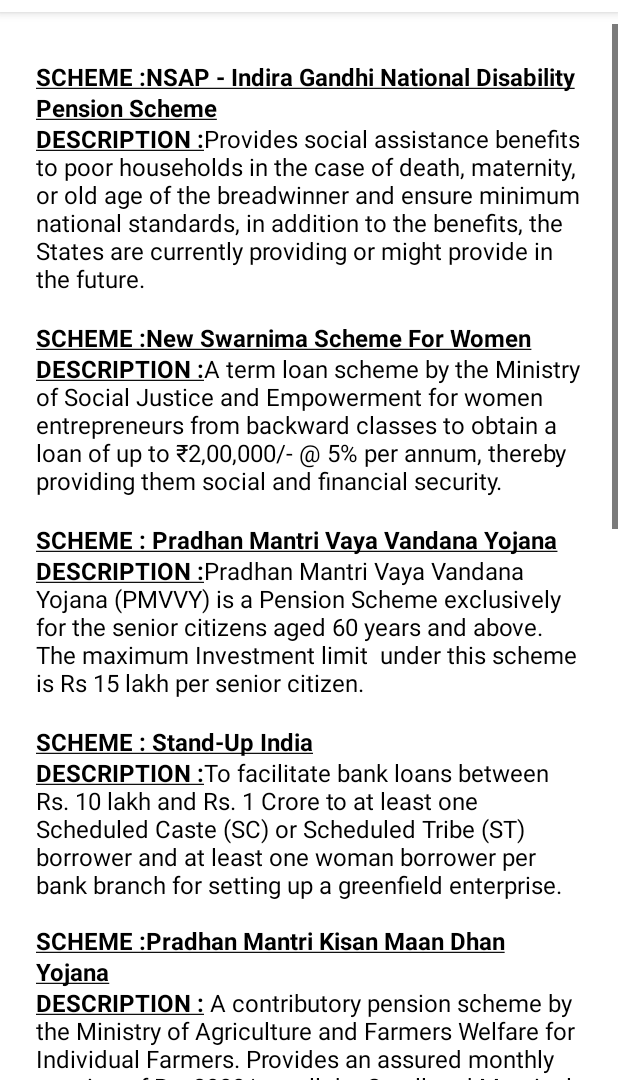
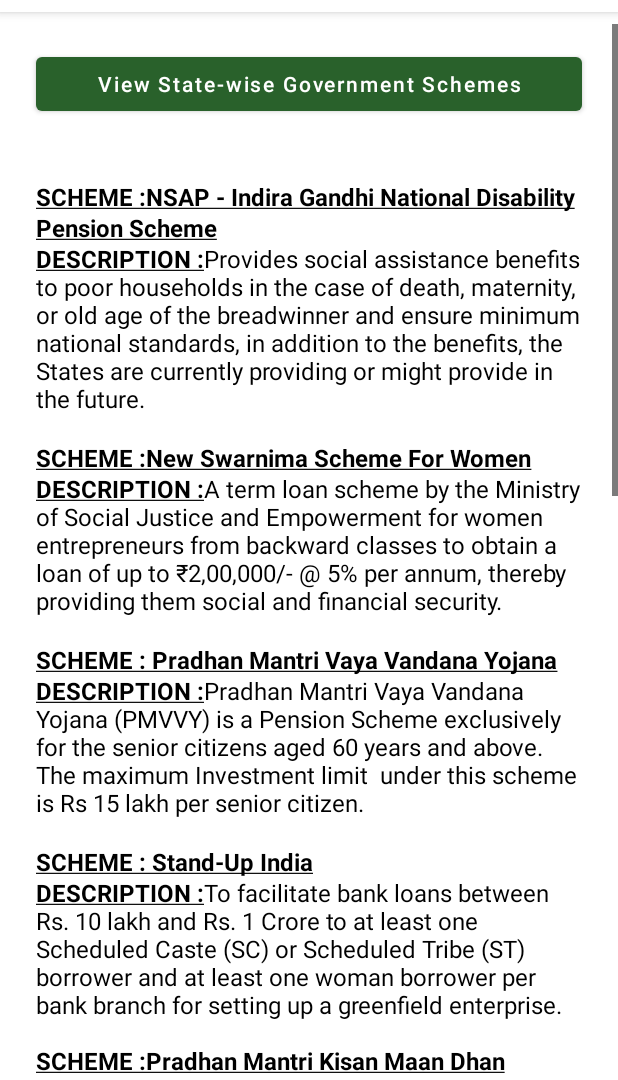
Before and after one commit to shashi-kumari/Government-Schemes-Mobile-Application-, an Android app: the banking_activity screen opened directly, with no data from a screen before it, on a phone screen of 412 x 824 dp, the part 156-1236 px from its top. Run offline under Robolectric (Android 15) with nearby library versions, the phone set to English and light mode, and no system bars; Roboto replaces fonts that are not available here.

Commit message:
Add View State-wise Government Schemes button to all sector activities
Co-authored-by: shashi-kumari <126798878+shashi-kumari@users.noreply.github.com>

```diff
--- a/app/src/main/java/com/app/GovernmentSchemes/banking_activity.java
+++ b/app/src/main/java/com/app/GovernmentSchemes/banking_activity.java
@@ -1,5 +1,6 @@
 package com.app.GovernmentSchemes;
 
+import android.content.Intent;
 import android.os.Bundle;
 import android.text.Html;
 import android.view.View;
@@ -17,6 +18,7 @@ import javax.xml.parsers.DocumentBuilderFactory;
 public class banking_activity extends BaseActivity {
     TextView lblXmlData;
     TextView header_title;
+    android.widget.Button govtSchemesButton;
     int mode = 0;
 
     @Override
@@ -30,6 +32,8 @@ public class banking_activity extends BaseActivity {
         header_title = findViewById(R.id.header_title);
         header_title.setText("Banking Sector");
         lblXmlData = findViewById(R.id.lbl_xml_data);
+        govtSchemesButton = findViewById(R.id.govt_schemes_button);
+        govtSchemesButton.setOnClickListener(this);
         mode = getIntent().getIntExtra("mode", 0);
         parseXmlDocument();
     }
@@ -37,7 +41,11 @@ public class banking_activity extends BaseActivity {
     @Override
     public void onClick(View view) {
         super.onClick(view);
-        // Handle any additional clicks specific to this activity
+
+        if (view.equals(govtSchemesButton)) {
+            Intent govtSchemes = new Intent(banking_activity.this, GovernmentSchemesActivity.class);
+            startActivity(govtSchemes);
+        }
     }
 
     public String parseXmlDocument() {
--- a/app/src/main/res/layout/activity_view.xml
+++ b/app/src/main/res/layout/activity_view.xml
@@ -68,6 +68,22 @@
         app:layout_constraintStart_toStartOf="parent"
         app:layout_constraintTop_toBottomOf="@+id/navigation_bar">
 
+        <LinearLayout
+            android:layout_width="match_parent"
+            android:layout_height="wrap_content"
+            android:orientation="vertical">
+
+            <Button
+                android:id="@+id/govt_schemes_button"
+                android:layout_width="match_parent"
+                android:layout_height="wrap_content"
+                android:layout_marginStart="24dp"
+                android:layout_marginEnd="24dp"
+                android:layout_marginTop="16dp"
+                android:layout_marginBottom="16dp"
+                android:text="View State-wise Government Schemes"
+                android:textAllCaps="false" />
+
             <TextView
                 android:id="@+id/lbl_xml_data"
                 android:layout_width="match_parent"
@@ -77,6 +93,7 @@
                 android:text=""
                 android:textColor="?attr/colorOnSurface"
                 android:textSize="16sp" />
+        </LinearLayout>
     </ScrollView>
 
 </androidx.constraintlayout.widget.ConstraintLayout>
```
Also changed, not shown: app/src/main/java/com/app/GovernmentSchemes/business_activity.java (+9 -1 lines), app/src/main/java/com/app/GovernmentSchemes/education_activity.java (+9 -1 lines), app/src/main/java/com/app/GovernmentSchemes/health_activity.java (+9 -1 lines), app/src/main/java/com/app/GovernmentSchemes/housing_activity.java (+9 -1 lines). Lines whose indentation alone changed are shown as unchanged.
